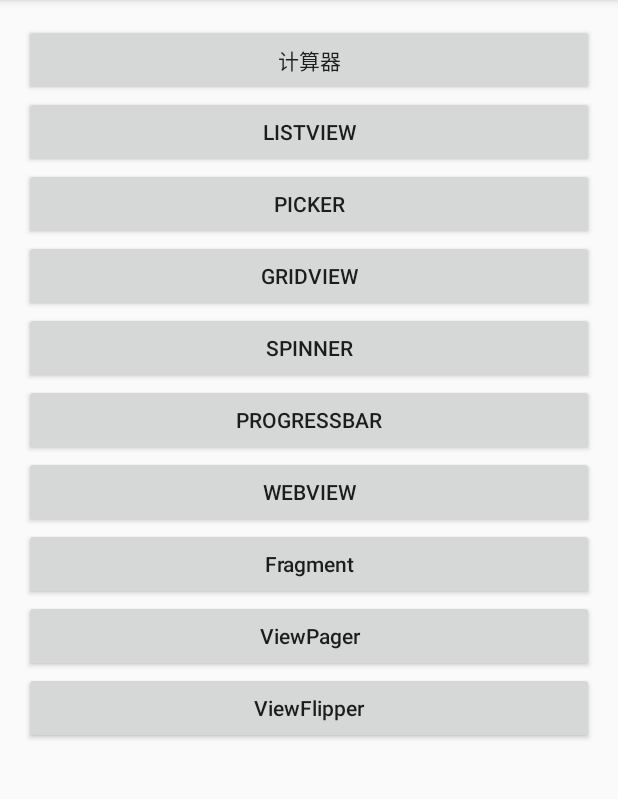
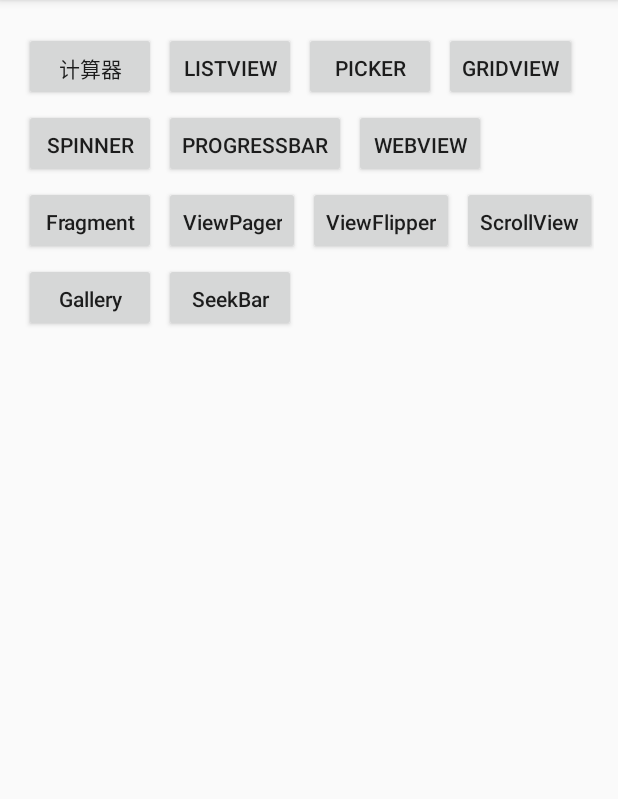
Before and after one commit to Leoand8/AppTest, an Android app: the screen it shows after launch (MainActivity), on a phone screen of 412 x 824 dp, the part 84-883 px from its top. Run offline under Robolectric (Android 15) with nearby library versions, the phone set to English and light mode, and no system bars.

Commit message:
ScrollView和Gallery Image

```diff
--- a/app/src/main/java/com/baichuan/apptest/MainActivity.java
+++ b/app/src/main/java/com/baichuan/apptest/MainActivity.java
@@ -9,9 +9,7 @@ import android.widget.Button;
 import com.baichuan.fragment.FragmentActivity;
 
 public class MainActivity extends AppCompatActivity implements View.OnClickListener {
-    /**
-     * 初始化
-     */
+
     Button btn_main_calculator;
     Button btn_main_listview;
     Button btn_main_picker;
@@ -22,6 +20,9 @@ public class MainActivity extends AppCompatActivity implements View.OnClickListe
     Button btn_main_fragment;
     Button btn_main_viewpager;
     Button btn_main_viewflipper;
+    Button btn_main_scrollview;
+    Button btn_main_gallery;
+    Button btn_main_seekbar;
 
     @Override
     protected void onCreate(Bundle savedInstanceState) {
@@ -31,6 +32,9 @@ public class MainActivity extends AppCompatActivity implements View.OnClickListe
         /**
          * 实例化
          */
+        /*
+      初始化
+     */
         btn_main_calculator = (Button) findViewById(R.id.btn_main_calculator);
         btn_main_listview = (Button) findViewById(R.id.btn_main_listview);
         btn_main_picker = (Button) findViewById(R.id.btn_main_picker);
@@ -41,6 +45,10 @@ public class MainActivity extends AppCompatActivity implements View.OnClickListe
         btn_main_fragment = (Button) findViewById(R.id.btn_main_fragment);
         btn_main_viewpager = (Button) findViewById(R.id.btn_main_viewpager);
         btn_main_viewflipper = (Button) findViewById(R.id.btn_main_viewflipper);
+        btn_main_scrollview = (Button) findViewById(R.id.btn_main_scrollview);
+        btn_main_gallery = (Button) findViewById(R.id.btn_main_gallery);
+        btn_main_seekbar = (Button) findViewById(R.id.btn_main_seekbar);
+
         /**
          * 设置点击事件
          */
@@ -54,6 +62,9 @@ public class MainActivity extends AppCompatActivity implements View.OnClickListe
         btn_main_fragment.setOnClickListener(this);
         btn_main_viewpager.setOnClickListener(this);
         btn_main_viewflipper.setOnClickListener(this);
+        btn_main_scrollview.setOnClickListener(this);
+        btn_main_gallery.setOnClickListener(this);
+        btn_main_seekbar.setOnClickListener(this);
     }
 
     /**
@@ -94,6 +105,15 @@ public class MainActivity extends AppCompatActivity implements View.OnClickListe
             case R.id.btn_main_viewflipper:
                 mStartActivity(ViewFlipperActivity.class);
                 break;
+            case R.id.btn_main_scrollview:
+                mStartActivity(ScrollViewActivity.class);
+                break;
+            case R.id.btn_main_gallery:
+                mStartActivity(GalleryActivity.class);
+                break;
+            case R.id.btn_main_seekbar:
+                mStartActivity(SeekBarActivity.class);
+                break;
             default:
                 break;
         }
--- /dev/null
+++ b/app/src/main/java/com/baichuan/myClass/AutoNextLineLinearlayout.java
@@ -0,0 +1,110 @@
+package com.baichuan.myClass;
+
+import android.content.Context;
+import android.util.AttributeSet;
+import android.util.Log;
+import android.view.View;
+import android.widget.LinearLayout;
+
+import java.util.Hashtable;
+
+/**
+ * 自动换行的LinearLayout
+ *
+ * @author idengpan
+ */
+@SuppressWarnings({"unchecked", "rawtypes"})
+public class AutoNextLineLinearlayout extends LinearLayout {
+    int mLeft, mRight, mTop, mBottom;
+    Hashtable map = new Hashtable();
+
+    public AutoNextLineLinearlayout(Context context) {
+        super(context);
+    }
+
+    public AutoNextLineLinearlayout(Context context, int horizontalSpacing, int verticalSpacing) {
+        super(context);
+    }
+
+    public AutoNextLineLinearlayout(Context context, AttributeSet attrs) {
+        super(context, attrs);
+    }
+
+    @Override
+    protected void onMeasure(int widthMeasureSpec, int heightMeasureSpec) {
+
+        int mWidth = MeasureSpec.getSize(widthMeasureSpec);
+        int mCount = getChildCount();
+        int mX = 0;
+        int mY = 0;
+        mLeft = 0;
+        mRight = 0;
+        mTop = 5;
+        mBottom = 0;
+
+        int j = 0;
+
+        View lastview = null;
+        for (int i = 0; i < mCount; i++) {
+            final View child = getChildAt(i);
+
+            child.measure(MeasureSpec.UNSPECIFIED, MeasureSpec.UNSPECIFIED);
+// 此处增加onlayout中的换行判断，用于计算所需的高度
+            int childw = child.getMeasuredWidth();
+            int childh = child.getMeasuredHeight();
+            mX += childw; // 将每次子控件宽度进行统计叠加，如果大于设定的高度则需要换行，高度即Top坐标也需重新设置
+
+            Position position = new Position();
+            mLeft = getPosition(i - j, i);
+            mRight = mLeft + child.getMeasuredWidth();
+            if (mX >= mWidth) {
+                mX = childw;
+                mY += childh;
+                j = i;
+                mLeft = 0;
+                mRight = mLeft + child.getMeasuredWidth();
+                mTop = mY + 5;
+// PS：如果发现高度还是有问题就得自己再细调了
+            }
+            mBottom = mTop + child.getMeasuredHeight();
+            mY = mTop; // 每次的高度必须记录 否则控件会叠加到一起
+            position.left = mLeft;
+            position.top = mTop + 3;
+            position.right = mRight;
+            position.bottom = mBottom;
+            map.put(child, position);
+        }
+        setMeasuredDimension(mWidth, mBottom);
+    }
+
+    @Override
+    protected LayoutParams generateDefaultLayoutParams() {
+        return new LayoutParams(0, 0); // default of 1px spacing
+    }
+
+    @Override
+    protected void onLayout(boolean changed, int l, int t, int r, int b) {
+
+        int count = getChildCount();
+        for (int i = 0; i < count; i++) {
+            View child = getChildAt(i);
+            Position pos = (Position) map.get(child);
+            if (pos != null) {
+                child.layout(pos.left, pos.top, pos.right, pos.bottom);
+            } else {
+                Log.i("MyLayout", "error");
+            }
+        }
+    }
+
+    private class Position {
+        int left, top, right, bottom;
+    }
+
+    public int getPosition(int IndexInRow, int childIndex) {
+        if (IndexInRow > 0) {
+            return getPosition(IndexInRow - 1, childIndex - 1) + getChildAt(childIndex - 1).getMeasuredWidth() + 8;
+        }
+        return getPaddingLeft();
+    }
+}
--- a/app/src/main/res/layout/activity_main.xml
+++ b/app/src/main/res/layout/activity_main.xml
@@ -8,66 +8,94 @@
     android:paddingRight="@dimen/activity_horizontal_margin"
     android:paddingTop="@dimen/activity_vertical_margin">
 
+    <com.baichuan.myClass.AutoNextLineLinearlayout xmlns:android="http://schemas.android.com/apk/res/android"
+        android:layout_width="match_parent"
+        android:layout_height="match_parent"
+        android:orientation="horizontal">
+
         <Button
             android:id="@+id/btn_main_calculator"
-        android:layout_width="match_parent"
+            android:layout_width="wrap_content"
             android:layout_height="wrap_content"
             android:text="@string/btn_main_calculator" />
 
         <Button
             android:id="@+id/btn_main_listview"
-        android:layout_width="match_parent"
+            android:layout_width="wrap_content"
             android:layout_height="wrap_content"
             android:text="@string/btn_main_listview" />
 
         <Button
             android:id="@+id/btn_main_picker"
-        android:layout_width="match_parent"
+            android:layout_width="wrap_content"
             android:layout_height="wrap_content"
             android:text="@string/btn_main_picker" />
 
         <Button
             android:id="@+id/btn_main_gridview"
-        android:layout_width="match_parent"
+            android:layout_width="wrap_content"
             android:layout_height="wrap_content"
             android:text="@string/btn_main_gridview" />
 
         <Button
             android:id="@+id/btn_main_spinner"
-        android:layout_width="match_parent"
+            android:layout_width="wrap_content"
             android:layout_height="wrap_content"
             android:text="@string/btn_main_spinner" />
 
         <Button
             android:id="@+id/btn_main_progressbar"
-        android:layout_width="match_parent"
+            android:layout_width="wrap_content"
             android:layout_height="wrap_content"
             android:text="@string/btn_main_progressbar" />
 
         <Button
             android:id="@+id/btn_main_webview"
-        android:layout_width="match_parent"
+            android:layout_width="wrap_content"
             android:layout_height="wrap_content"
             android:text="@string/webview" />
 
         <Button
             android:id="@+id/btn_main_fragment"
-        android:layout_width="match_parent"
+            android:layout_width="wrap_content"
             android:layout_height="wrap_content"
             android:text="@string/fragment"
             android:textAllCaps="false" />
 
         <Button
             android:id="@+id/btn_main_viewpager"
-        android:layout_width="match_parent"
+            android:layout_width="wrap_content"
             android:layout_height="wrap_content"
             android:text="@string/viewpager"
             android:textAllCaps="false" />
 
         <Button
             android:id="@+id/btn_main_viewflipper"
-        android:layout_width="match_parent"
+            android:layout_width="wrap_content"
             android:layout_height="wrap_content"
             android:text="@string/viewflipper"
             android:textAllCaps="false" />
+
+        <Button
+            android:id="@+id/btn_main_scrollview"
+            android:layout_width="wrap_content"
+            android:layout_height="wrap_content"
+            android:text="@string/scrollview"
+            android:textAllCaps="false" />
+
+        <Button
+            android:id="@+id/btn_main_gallery"
+            android:layout_width="wrap_content"
+            android:layout_height="wrap_content"
+            android:text="@string/gallery"
+            android:textAllCaps="false" />
+
+        <Button
+            android:id="@+id/btn_main_seekbar"
+            android:layout_width="wrap_content"
+            android:layout_height="wrap_content"
+            android:text="@string/seekbar"
+            android:textAllCaps="false" />
+    </com.baichuan.myClass.AutoNextLineLinearlayout>
+
 </LinearLayout>
```
Also changed, not shown: app/src/main/AndroidManifest.xml (+9 -0 lines), app/src/main/java/com/baichuan/adapter/ImageAdapter.java (added, +49 -0 lines), app/src/main/java/com/baichuan/apptest/GalleryActivity.java (added, +61 -0 lines), app/src/main/java/com/baichuan/apptest/ScrollViewActivity.java (added, +98 -0 lines), app/src/main/java/com/baichuan/apptest/SeekBarActivity.java (added, +49 -0 lines), app/src/main/res/layout/activity_gallery.xml (added, +18 -0 lines), app/src/main/res/layout/activity_scrollview.xml (added, +31 -0 lines), app/src/main/res/layout/activity_seekbar.xml (added, +23 -0 lines), app/src/main/res/values/strings.xml (+20 -0 lines). Lines whose indentation alone changed are shown as unchanged.
